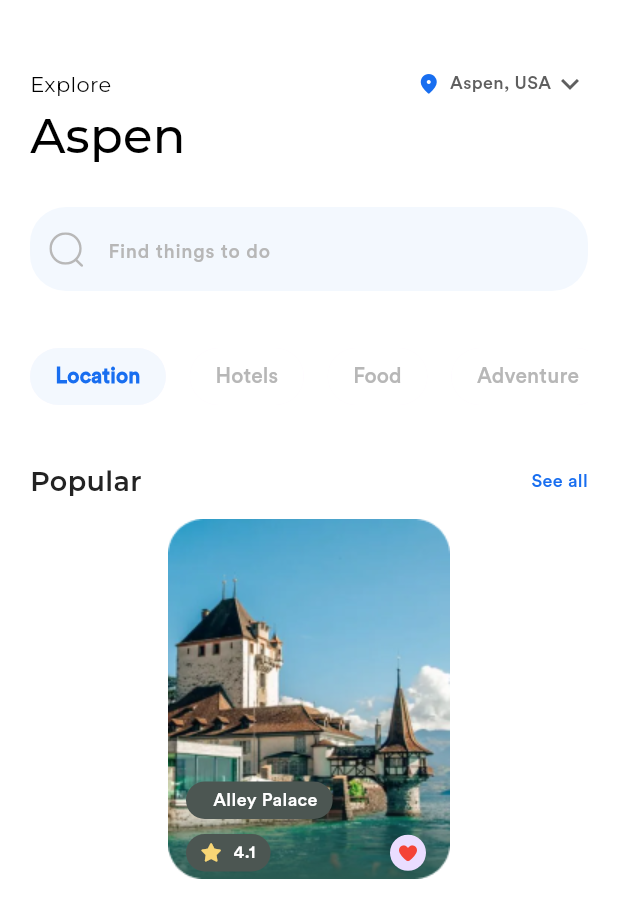
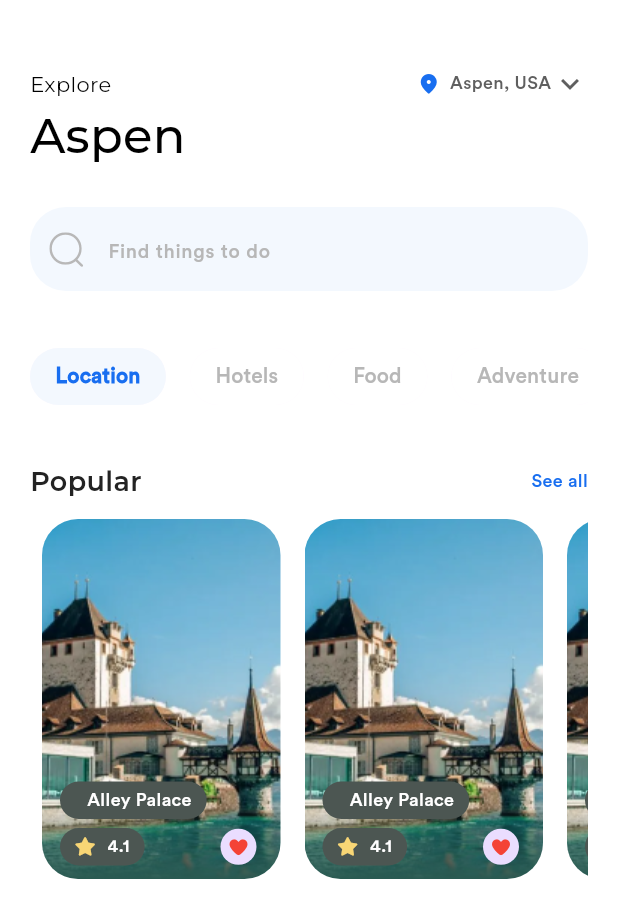
Before and after one commit to Nidhal-Khazene/Aspen_Travel_Mobile_App, a Flutter app: the HomeView screen opened by its route, on a phone screen of 412 x 824 dp. Shown: the top 918 px of the screen. Run offline on Flutter 3.47's test engine with Material 3 defaults, Android fonts, the phone set to English and light mode, and no system bars; our stand-ins replace flutter_svg, font_awesome_flutter; project files that could hold a hidden picture were left out.

Commit message:
feature list view builder

```diff
--- a/lib/features/home/presentation/views/widgets/custom_feature_card.dart
+++ /dev/null
@@ -1,40 +0,0 @@
-import 'package:aspen_travel_app/core/utils/assets.dart';
-import 'package:aspen_travel_app/features/home/presentation/views/widgets/feature_card_details.dart';
-import 'package:flutter/material.dart';
-
-class CustomFeatureCard extends StatelessWidget {
-  const CustomFeatureCard({super.key});
-
-  @override
-  Widget build(BuildContext context) {
-    return SizedBox(
-      width: 188,
-      height: 240,
-      child: Stack(
-        children: [
-          Positioned(
-            left: 0,
-            right: 0,
-            bottom: 0,
-            top: 0,
-            child: SizedBox(
-              width: 188,
-              height: 240,
-              child: Image.asset(
-                Assets.assetsImagesTestImage,
-                fit: BoxFit.cover,
-              ),
-            ),
-          ),
-          const Positioned(
-            right: 0,
-            top: 175,
-            left: 12,
-            bottom: 0,
-            child: FeatureCardDetails(),
-          ),
-        ],
-      ),
-    );
-  }
-}
--- a/lib/features/home/presentation/views/widgets/feature_card_details.dart
+++ b/lib/features/home/presentation/views/widgets/feature_card_details.dart
@@ -11,7 +11,7 @@ class FeatureCardDetails extends StatelessWidget {
       crossAxisAlignment: CrossAxisAlignment.start,
       children: [
         CustomContainer(text: "Alley Palace"),
-        SizedBox(height: 10),
+        SizedBox(height: 6),
         Row(
           mainAxisAlignment: MainAxisAlignment.spaceBetween,
           children: [
--- /dev/null
+++ b/lib/features/home/presentation/views/widgets/feature_card_item.dart
@@ -0,0 +1,45 @@
+import 'package:aspen_travel_app/core/utils/assets.dart';
+import 'package:aspen_travel_app/features/home/presentation/views/widgets/feature_card_details.dart';
+import 'package:flutter/material.dart';
+
+class FeatureCardItem extends StatelessWidget {
+  const FeatureCardItem({super.key});
+
+  @override
+  Widget build(BuildContext context) {
+    return ClipRRect(
+      borderRadius: BorderRadius.circular(24),
+      child: AspectRatio(
+        aspectRatio: 2.65 / 4,
+        child: Stack(
+          children: [
+            Positioned(
+              left: 0,
+              right: 0,
+              bottom: 0,
+              top: 0,
+              child: SizedBox(
+                width: 188,
+                height: 240,
+                child: Image.asset(
+                  Assets.assetsImagesTestImage,
+                  fit: BoxFit.cover,
+                ),
+              ),
+            ),
+            const Positioned(
+              right: 0,
+              top: 175,
+              left: 12,
+              bottom: 0,
+              child: FeatureCardDetails(),
+            ),
+          ],
+        ),
+      ),
+    );
+  }
+}
+//SizedBox(
+      // width: 188,
+      // height: 240,
--- /dev/null
+++ b/lib/features/home/presentation/views/widgets/feature_list_view_builder.dart
@@ -0,0 +1,25 @@
+import 'package:aspen_travel_app/features/home/presentation/views/widgets/feature_card_item.dart';
+import 'package:flutter/material.dart';
+
+class FeatureListViewBuilder extends StatelessWidget {
+  const FeatureListViewBuilder({super.key});
+
+  @override
+  Widget build(BuildContext context) {
+    return SizedBox(
+      height: 240,
+      child: ListView.builder(
+        padding: EdgeInsets.zero,
+        scrollDirection: Axis.horizontal,
+        physics: const BouncingScrollPhysics(),
+        itemCount: 10,
+        itemBuilder: (context, index) {
+          return const Padding(
+            padding: EdgeInsets.symmetric(horizontal: 8),
+            child: FeatureCardItem(),
+          );
+        },
+      ),
+    );
+  }
+}
--- a/lib/features/home/presentation/views/widgets/home_view_body.dart
+++ b/lib/features/home/presentation/views/widgets/home_view_body.dart
@@ -1,8 +1,9 @@
 import 'package:aspen_travel_app/features/home/presentation/views/widgets/build_popular_see_all_row.dart';
 import 'package:aspen_travel_app/features/home/presentation/views/widgets/category_chips.dart';
 import 'package:aspen_travel_app/features/home/presentation/views/widgets/custom_app_bar.dart';
-import 'package:aspen_travel_app/features/home/presentation/views/widgets/custom_feature_card.dart';
+import 'package:aspen_travel_app/features/home/presentation/views/widgets/feature_card_item.dart';
 import 'package:aspen_travel_app/features/home/presentation/views/widgets/custom_search_bar.dart';
+import 'package:aspen_travel_app/features/home/presentation/views/widgets/feature_list_view_builder.dart';
 import 'package:flutter/material.dart';
 
 class HomeViewBody extends StatelessWidget {
@@ -21,7 +22,7 @@ class HomeViewBody extends StatelessWidget {
         SizedBox(height: 32),
         BuildPopularSeeAllRow(),
         SizedBox(height: 12),
-        CustomFeatureCard(),
+        FeatureListViewBuilder(),
       ],
     );
   }
```
